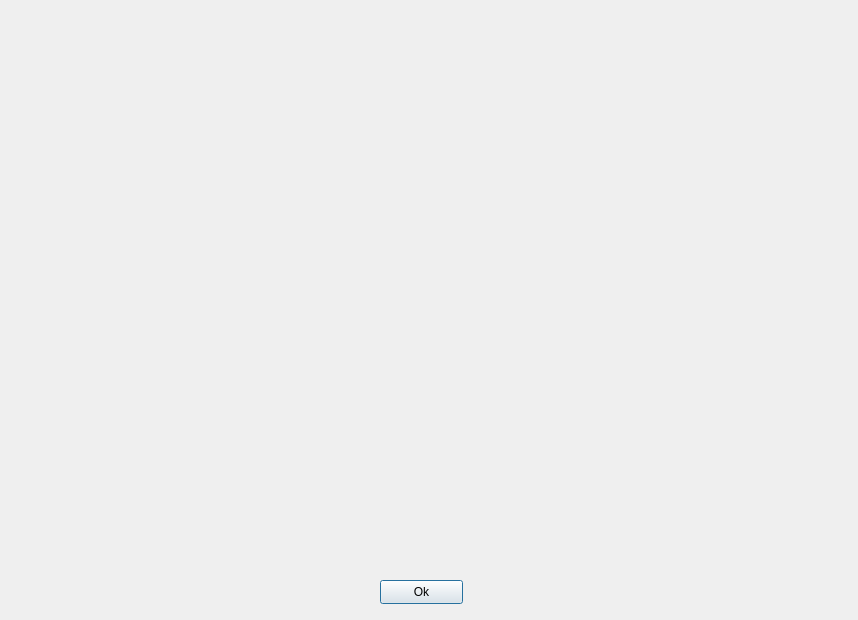
Above: graph_window.ui from OlegSirenko/Physics-of-semiconductors-and-semiconductor-devices before the change. Below: the same form after it.
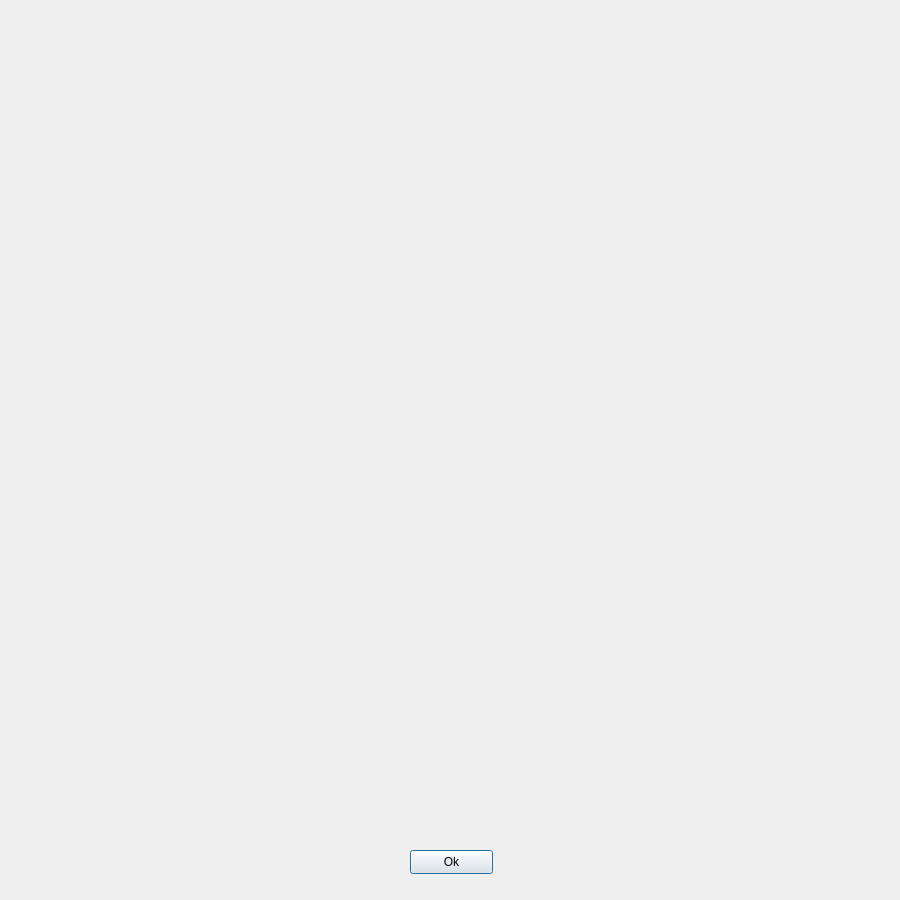
That is the form after the change.

```diff
--- a/graph_window.ui
+++ b/graph_window.ui
@@ -6,8 +6,8 @@
    <rect>
     <x>0</x>
     <y>0</y>
-    <width>858</width>
-    <height>620</height>
+    <width>900</width>
+    <height>900</height>
    </rect>
   </property>
   <property name="windowTitle">
@@ -16,10 +16,10 @@
   <widget class="QFrame" name="horizontalFrame">
    <property name="geometry">
     <rect>
-     <x>10</x>
+     <x>0</x>
      <y>0</y>
-     <width>821</width>
-     <height>561</height>
+     <width>881</width>
+     <height>801</height>
     </rect>
    </property>
    <layout class="QHBoxLayout" name="horizontalLayout"/>
@@ -27,8 +27,8 @@
   <widget class="QPushButton" name="pushButton">
    <property name="geometry">
     <rect>
-     <x>380</x>
-     <y>580</y>
+     <x>410</x>
+     <y>850</y>
      <width>83</width>
      <height>24</height>
     </rect>
```
